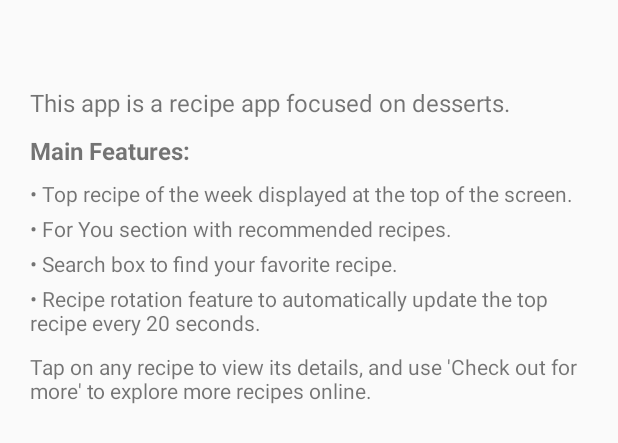
After one commit to Random-Palico/COSC2657-android-assignment1, an Android app: the layout modal_dialogue.xml on its own in the app's theme, with its tools: preview values and no code run, on a phone screen of 412 x 824 dp. The commit adds this screen. Shown: the top 443 px of the screen. Run offline under Robolectric (Android 15) with nearby library versions, the phone set to English and light mode, and no system bars.

Commit message:
remove toast and add modal

```diff
--- a/EasyCooking/app/src/main/java/com/example/easycooking/MainActivity.java
+++ b/EasyCooking/app/src/main/java/com/example/easycooking/MainActivity.java
@@ -16,8 +16,8 @@ import android.widget.EditText;
 import android.widget.ImageView;
 import android.widget.LinearLayout;
 import android.widget.TextView;
-import android.widget.Toast;
 
+import androidx.appcompat.app.AlertDialog;
 import androidx.appcompat.app.AppCompatActivity;
 
 import com.example.easycooking.model.Recipe;
@@ -53,7 +53,7 @@ public class MainActivity extends AppCompatActivity {
         setContentView(R.layout.activity_main);
 
         initUI();
-        displayWelcomeMessage();
+        showIntroductionModal();
 
         // Load recipes from JSON file
         allRecipes = loadRecipesFromJson();
@@ -61,8 +61,6 @@ public class MainActivity extends AppCompatActivity {
         if (!allRecipes.isEmpty()) {
             setupTopRecipe();
             displayRecipes(filteredRecipes);
-        } else {
-            Toast.makeText(this, "Failed to load recipe data", Toast.LENGTH_SHORT).show();
         }
 
         setupSearchFunctionality();
@@ -77,13 +75,22 @@ public class MainActivity extends AppCompatActivity {
         recipeListContainer = findViewById(R.id.recipe_card_horizontal);
     }
 
-    private void displayWelcomeMessage() {
+    private void showIntroductionModal() {
+        // Retrieve user's name from intent
         String userName = getIntent().getStringExtra("USER_NAME");
-        if (userName != null && !userName.isEmpty()) {
-            Toast toast = Toast.makeText(this, "Welcome " + userName, Toast.LENGTH_SHORT);
-            toast.setGravity(Gravity.TOP | Gravity.CENTER_HORIZONTAL, 0, 100);
-            toast.show();
-        }
+
+        View dialogView = LayoutInflater.from(this).inflate(R.layout.modal_dialogue, null);
+
+        TextView welcomeMessage = dialogView.findViewById(R.id.welcome_message);
+        welcomeMessage.setText("Welcome " + userName + "!");
+
+        AlertDialog.Builder builder = new AlertDialog.Builder(this);
+        builder.setView(dialogView)
+                .setCancelable(false)
+                .setPositiveButton("Got it", (dialog, id) -> dialog.dismiss());
+
+        AlertDialog dialog = builder.create();
+        dialog.show();
     }
 
     private void setupTopRecipe() {
@@ -101,7 +108,7 @@ public class MainActivity extends AppCompatActivity {
             @Override
             public void run() {
                 rotateTopRecipe();
-                handler.postDelayed(this, 30000);
+                handler.postDelayed(this, 20000);
             }
         };
         handler.post(recipeRotationRunnable);
--- /dev/null
+++ b/EasyCooking/app/src/main/res/layout/modal_dialogue.xml
@@ -0,0 +1,67 @@
+<?xml version="1.0" encoding="utf-8"?>
+<LinearLayout xmlns:android="http://schemas.android.com/apk/res/android"
+    android:layout_width="match_parent"
+    android:layout_height="wrap_content"
+    android:orientation="vertical"
+    android:padding="20dp">
+
+    <TextView
+        android:id="@+id/welcome_message"
+        android:layout_width="wrap_content"
+        android:layout_height="wrap_content"
+        android:textSize="20sp"
+        android:textStyle="bold"
+        android:gravity="center"
+        android:layout_gravity="center_horizontal"
+        android:paddingBottom="10dp" />
+
+    <TextView
+        android:layout_width="wrap_content"
+        android:layout_height="wrap_content"
+        android:text="This app is a recipe app focused on desserts."
+        android:paddingBottom="10dp"
+        android:textSize="16sp" />
+
+    <TextView
+        android:layout_width="wrap_content"
+        android:layout_height="wrap_content"
+        android:text="Main Features:"
+        android:textStyle="bold"
+        android:paddingBottom="8dp"
+        android:textSize="16sp" />
+
+    <TextView
+        android:layout_width="wrap_content"
+        android:layout_height="wrap_content"
+        android:text="• Top recipe of the week displayed at the top of the screen."
+        android:paddingBottom="4dp"
+        android:textSize="14sp" />
+
+    <TextView
+        android:layout_width="wrap_content"
+        android:layout_height="wrap_content"
+        android:text="• For You section with recommended recipes."
+        android:paddingBottom="4dp"
+        android:textSize="14sp" />
+
+    <TextView
+        android:layout_width="wrap_content"
+        android:layout_height="wrap_content"
+        android:text="• Search box to find your favorite recipe."
+        android:paddingBottom="4dp"
+        android:textSize="14sp" />
+
+    <TextView
+        android:layout_width="wrap_content"
+        android:layout_height="wrap_content"
+        android:text="• Recipe rotation feature to automatically update the top recipe every 20 seconds."
+        android:paddingBottom="10dp"
+        android:textSize="14sp" />
+
+    <TextView
+        android:layout_width="wrap_content"
+        android:layout_height="wrap_content"
+        android:text="Tap on any recipe to view its details, and use 'Check out for more' to explore more recipes online."
+        android:textSize="14sp" />
+
+</LinearLayout>
```
